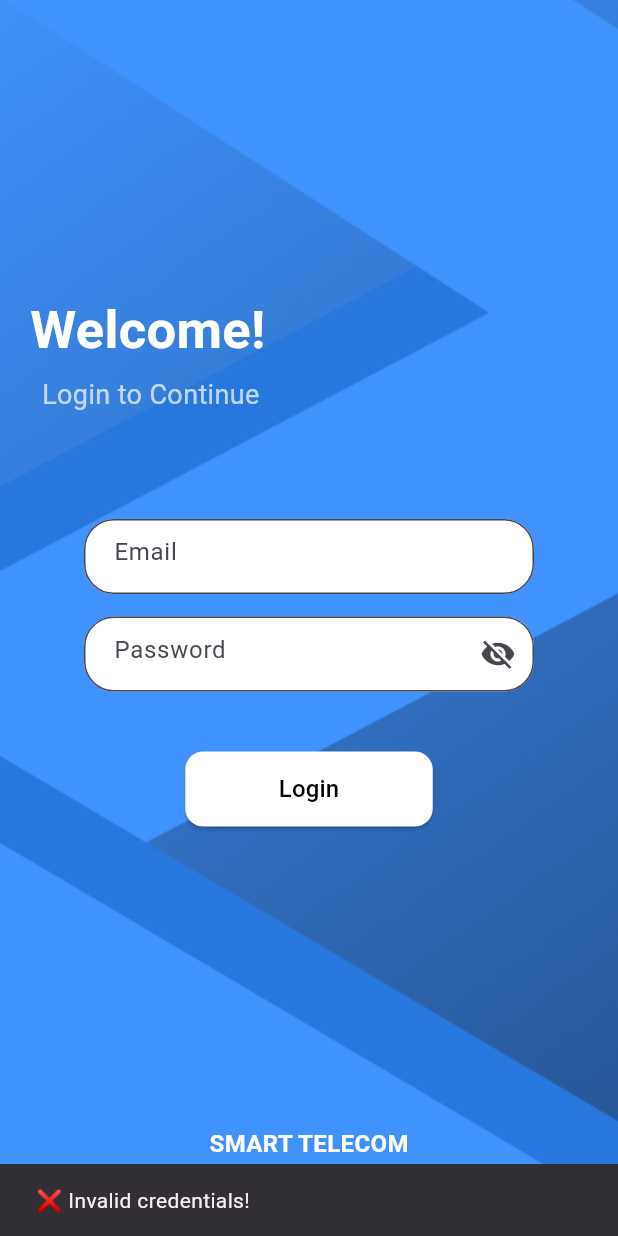
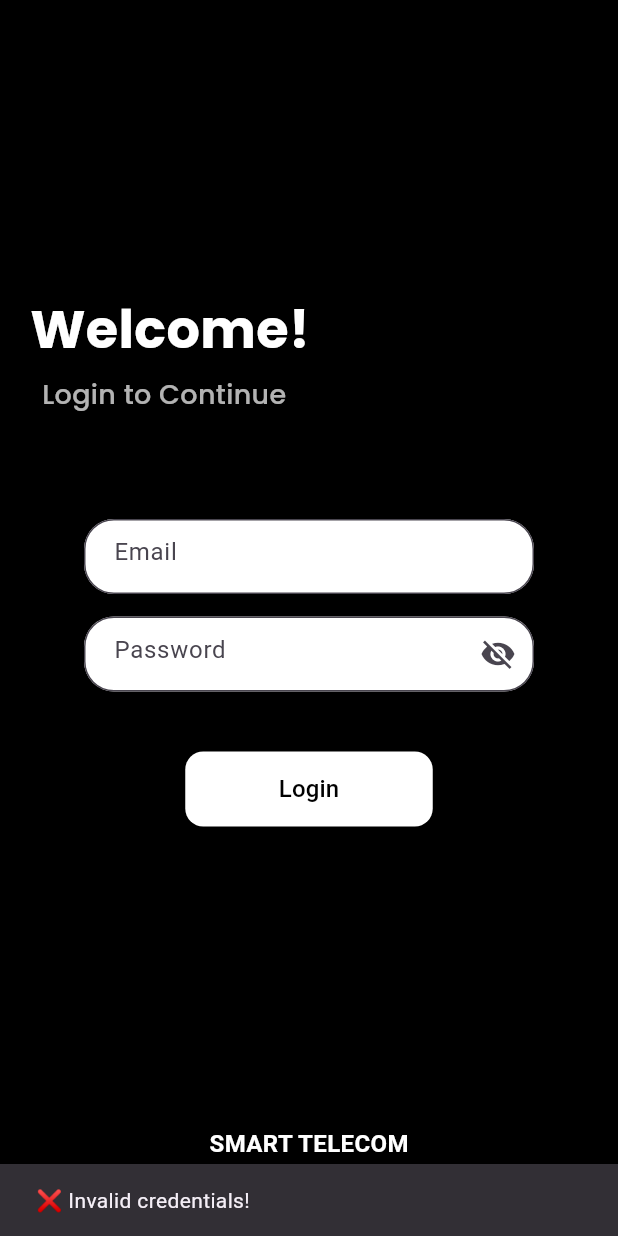
Before and after one commit to armanvalenzuela/Smart_ISP, a Flutter app: the screen it shows after launch, after a tap on "Login", on a phone screen of 412 x 824 dp. Run offline on Flutter 3.47's test engine with Material 3 defaults, Android fonts, the phone set to English and light mode, and no system bars.

```diff
--- a/lib/features/auth/presentation/login_screen.dart
+++ b/lib/features/auth/presentation/login_screen.dart
@@ -16,15 +16,15 @@ class _LoginScreenState extends State<LoginScreen> {
   final TextEditingController _emailController = TextEditingController();
   final TextEditingController _passwordController = TextEditingController();
 
-  // Dummy user
-  final String dummyEmail = "test@smartisp.com";
-  final String dummyPassword = "123456";
+  //Admin
+  final String Email = "admin";
+  final String Password = "123456";
 
   void _login() {
     String email = _emailController.text.trim();
     String password = _passwordController.text.trim();
 
-    if (email == dummyEmail && password == dummyPassword) {
+    if (email == Email && password == Password) {
       Navigator.pushReplacement(
         context,
         MaterialPageRoute(builder: (context) => const CollectorHomePage()),
@@ -47,7 +47,7 @@ class _LoginScreenState extends State<LoginScreen> {
           ),
         ),
         child: Container(
-          color: Colors.black.withOpacity(0),
+          color: Colors.black.withValues(),
           padding: const EdgeInsets.all(20.0),
           child: Column(
             crossAxisAlignment: CrossAxisAlignment.start,
@@ -57,21 +57,28 @@ class _LoginScreenState extends State<LoginScreen> {
                 "Welcome!",
                 style: TextStyle(
                   fontSize: 35,
+                  fontFamily: 'Poppins',
                   fontWeight: FontWeight.bold,
                   color: Colors.white,
                 ),
               ),
+
               const SizedBox(height: 5),
+
               const Padding(
                 padding: EdgeInsets.only(left: 8.0),
                 child: Text(
                   "Login to Continue",
-                  style: TextStyle(fontSize: 18, color: Colors.white70),
+                  style: TextStyle(
+                      fontSize: 18,
+                      fontFamily: 'Poppins',
+                      color: Colors.white70,
+                  ),
                 ),
               ),
+
               const SizedBox(height: 70),
 
-              // Email
               Center(
                 child: SizedBox(
                   height: 50,
@@ -90,10 +97,9 @@ class _LoginScreenState extends State<LoginScreen> {
                   ),
                 ),
               ),
+
               const SizedBox(height: 15),
 
-
-              // Password with toggle
               Center(
                 child: SizedBox(
                   height: 50,
@@ -125,9 +131,7 @@ class _LoginScreenState extends State<LoginScreen> {
               ),
               const SizedBox(height: 10),
 
-
               const SizedBox(height: 30),
-              // Login button
               Center(
                 child: ElevatedButton(
                   onPressed: _login,
@@ -140,12 +144,14 @@ class _LoginScreenState extends State<LoginScreen> {
                   ),
                   child: const Text(
                     "Login",
-                    style: TextStyle(color: Colors.black, fontSize: 16),
+                    style: TextStyle(
+                        color: Colors.black,
+                        fontSize: 16
+                    ),
                   ),
                 ),
               ),
               const SizedBox(height: 25),
-
 
               const Spacer(),
               const Center(
--- a/lib/features/clients/data/sources/dummy_clients.dart
+++ b/lib/features/clients/data/sources/clients.dart
@@ -2,6 +2,6 @@
 
 import 'package:smart_isp/features/clients/data//models/client_model.dart';
 
-List<ClientModel> dummyClients = [
+List<ClientModel> Clients = [
 
 ];
--- a/lib/features/clients/presentation/screens/client_details.dart
+++ b/lib/features/clients/presentation/screens/client_details.dart
@@ -90,7 +90,6 @@ class _ClientDetailsState extends State<ClientDetails> {
 
             const SizedBox(height: 30),
 
-            // View on Map Button
             ElevatedButton.icon(
               style: ElevatedButton.styleFrom(
                 backgroundColor: Colors.white,
@@ -112,7 +111,6 @@ class _ClientDetailsState extends State<ClientDetails> {
 
             const SizedBox(height: 16),
 
-            // Pay Now Button
             ElevatedButton.icon(
               style: ElevatedButton.styleFrom(
                 backgroundColor: Colors.blue,
--- a/lib/features/collector/presentation/home_screen.dart
+++ b/lib/features/collector/presentation/home_screen.dart
@@ -31,7 +31,6 @@ class _CollectorHomePageState extends State<CollectorHomePage> {
 
       body: Column(
         children: [
-          // 🔵 Blue Header Section
           Container(
             padding: const EdgeInsets.symmetric(horizontal: 16, vertical: 20),
             decoration: const BoxDecoration(
@@ -48,13 +47,13 @@ class _CollectorHomePageState extends State<CollectorHomePage> {
                   "Collector",
                   style: TextStyle(
                     color: Colors.white,
+                    fontFamily: 'Poppins',
                     fontSize: 22,
                     fontWeight: FontWeight.bold,
                   ),
                 ),
                 const SizedBox(height: 12),
 
-                // 🔍 Search Bar
                 TextField(
                   decoration: InputDecoration(
                     hintText: "Search (Name or Phone)",
@@ -70,7 +69,6 @@ class _CollectorHomePageState extends State<CollectorHomePage> {
                 ),
                 const SizedBox(height: 12),
 
-                // ⏬ Dropdown Filters
                 _buildDropdown("Filter by Month", ["January", "February", "March"], selectedMonth,
                         (val) {
                       setState(() => selectedMonth = val!);
@@ -86,7 +84,6 @@ class _CollectorHomePageState extends State<CollectorHomePage> {
                 }),
                 const SizedBox(height: 16),
 
-                // 📊 Paid/Unpaid Counter
                 Container(
                   padding: const EdgeInsets.symmetric(vertical: 8),
                   decoration: BoxDecoration(
@@ -109,7 +106,6 @@ class _CollectorHomePageState extends State<CollectorHomePage> {
 
           const SizedBox(height: 12),
 
-          // 📋 Client List
           Expanded(
             child: ListView.builder(
               padding: const EdgeInsets.symmetric(horizontal: 12),
@@ -125,14 +121,12 @@ class _CollectorHomePageState extends State<CollectorHomePage> {
                   child: InkWell(
                     borderRadius: BorderRadius.circular(12),
                     onTap: () {
-                      // For now just tappable, no navigation
                       debugPrint("${client["name"]} tapped");
                     },
                     child: Padding(
                       padding: const EdgeInsets.all(12),
                       child: Row(
                         children: [
-                          // Left Side Info
                           Expanded(
                             child: Column(
                               crossAxisAlignment: CrossAxisAlignment.start,
@@ -147,7 +141,7 @@ class _CollectorHomePageState extends State<CollectorHomePage> {
                                     Icon(Icons.sim_card_rounded,
                                         size: 16, color: Colors.black54),
                                     SizedBox(width: 4),
-                                    Text("DITO: 09XXXXXXXX",
+                                    Text("DITO: 09*******76",
                                         style: TextStyle(
                                             fontSize: 14,
                                             color: Colors.black54)),
@@ -200,7 +194,6 @@ class _CollectorHomePageState extends State<CollectorHomePage> {
         ],
       ),
 
-      // ✅ Floating Action Button (Menu)
       floatingActionButton: Padding(
         padding: const EdgeInsets.only(bottom: 50.0),
         child: Column(
@@ -250,7 +243,6 @@ class _CollectorHomePageState extends State<CollectorHomePage> {
     );
   }
 
-  // 🔽 Reusable Dropdown
   Widget _buildDropdown(
       String hint, List<String> items, String value, Function(String?) onChanged) {
     return DropdownButtonFormField<String>(
@@ -269,7 +261,6 @@ class _CollectorHomePageState extends State<CollectorHomePage> {
     );
   }
 
-  // 🔹 Reusable Mini FAB
   Widget _buildMiniFab(IconData icon, String tooltip, VoidCallback onPressed) {
     return SizedBox(
       width: 55,
--- a/lib/features/profile/presentation/profile_page.dart
+++ b/lib/features/profile/presentation/profile_page.dart
@@ -1,4 +1,5 @@
 import 'package:flutter/material.dart';
+import 'package:smart_isp/features/auth/presentation/login_screen.dart';
 
 class FeatureCard extends StatelessWidget {
   final IconData icon;
@@ -38,6 +39,7 @@ class _ProfileState extends State<Profile> {
         title: const Text("Profile"),
         titleTextStyle: const TextStyle(
           fontSize: 22,
+          fontFamily: 'Poppins',
           fontWeight: FontWeight.bold,
           color: Colors.white,
         ),
@@ -50,10 +52,8 @@ class _ProfileState extends State<Profile> {
         child: Column(
           crossAxisAlignment: CrossAxisAlignment.stretch,
           children: [
-            // Profile Card (Clickable)
             InkWell(
               onTap: () {
-                // Handle profile card tap
               },
               borderRadius: BorderRadius.circular(10),
               child: Card(
@@ -100,10 +100,8 @@ class _ProfileState extends State<Profile> {
             ),
             SizedBox(height: 12),
 
-            // Date Card (Clickable)
             InkWell(
               onTap: () {
-                // Handle date card tap
               },
               borderRadius: BorderRadius.circular(10),
               child: Card(
@@ -157,7 +155,6 @@ class _ProfileState extends State<Profile> {
             FeatureCard(icon: Icons.print, title: "Default Printer"),
             SizedBox(height: 35),
 
-            // Logout button
             Center(
               child: ElevatedButton.icon(
                 onPressed: () {},
@@ -180,7 +177,6 @@ class _ProfileState extends State<Profile> {
     );
   }
 
-  // ✅ Helper widget for each option row
   Widget _buildProfileOption(IconData icon, String title, VoidCallback onTap) {
     return ListTile(
       leading: Icon(icon, color: Colors.blue),
@@ -194,7 +190,6 @@ class _ProfileState extends State<Profile> {
     );
   }
 
-  // ✅ Logout Confirmation Dialog
   void _showLogoutDialog(BuildContext context) {
     showDialog(
       context: context,
@@ -210,8 +205,7 @@ class _ProfileState extends State<Profile> {
             onPressed: () {
               Navigator.of(ctx).pop();
               Navigator.of(context).pushReplacement(
-                MaterialPageRoute(builder: (context) => const Placeholder()),
-                // Replace Placeholder with LoginScreen
+                MaterialPageRoute(builder: (context) => const LoginScreen()),
               );
             },
             child: const Text("LogOut", style: TextStyle(color: Colors.red)),
--- a/lib/screens/widgets/splash_screen.dart
+++ b/lib/screens/widgets/splash_screen.dart
@@ -23,15 +23,13 @@ class _SplashScreenState extends State<SplashScreen>
       duration: Duration(seconds: 2),
     );
 
-    // Slide animation (from bottom to center with bounce effect)
     _slideAnimation = Tween<Offset>(
-      begin: Offset(0, 1), // starts below the screen
-      end: Offset(0, 0),   // ends at center
+      begin: Offset(0, 1),
+      end: Offset(0, 0),
     ).animate(
       CurvedAnimation(parent: _controller, curve: Curves.bounceOut),
     );
 
-    // Fade animation (for smooth appearance)
     _fadeAnimation = CurvedAnimation(
       parent: _controller,
       curve: Curves.easeIn,
@@ -39,7 +37,6 @@ class _SplashScreenState extends State<SplashScreen>
 
     _controller.forward();
 
-    // Auto navigate after 3 seconds
     Timer(Duration(seconds: 3), () {
       Navigator.pushReplacementNamed(context, '/login');
     });
@@ -57,13 +54,12 @@ class _SplashScreenState extends State<SplashScreen>
       body: Stack(
         fit: StackFit.expand,
         children: [
-          // Background image
           Image.asset(
             "assets/login_bg.png",
             fit: BoxFit.cover,
           ),
 
-          // Centered animated text
+
           Center(
             child: SlideTransition(
               position: _slideAnimation,
@@ -75,6 +71,7 @@ class _SplashScreenState extends State<SplashScreen>
                     Text(
                       "SMART TELECOM",
                       style: TextStyle(
+                        fontFamily: 'Poppins',
                         fontSize: 30,
                         fontWeight: FontWeight.bold,
                         color: Colors.white,
```
Also changed, not shown: pubspec.yaml (+5 -21 lines), fonts/Nexa-Heavy.ttf (deleted), fonts/Poppins-Bold.ttf (added), fonts/Poppins-Medium.ttf (added).
